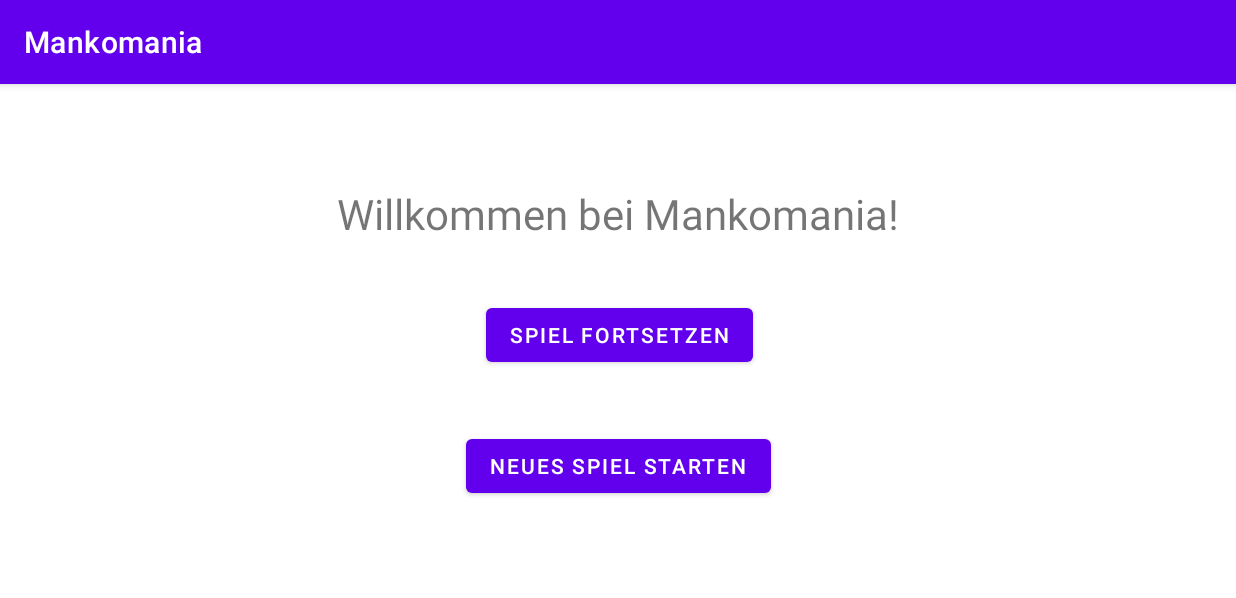
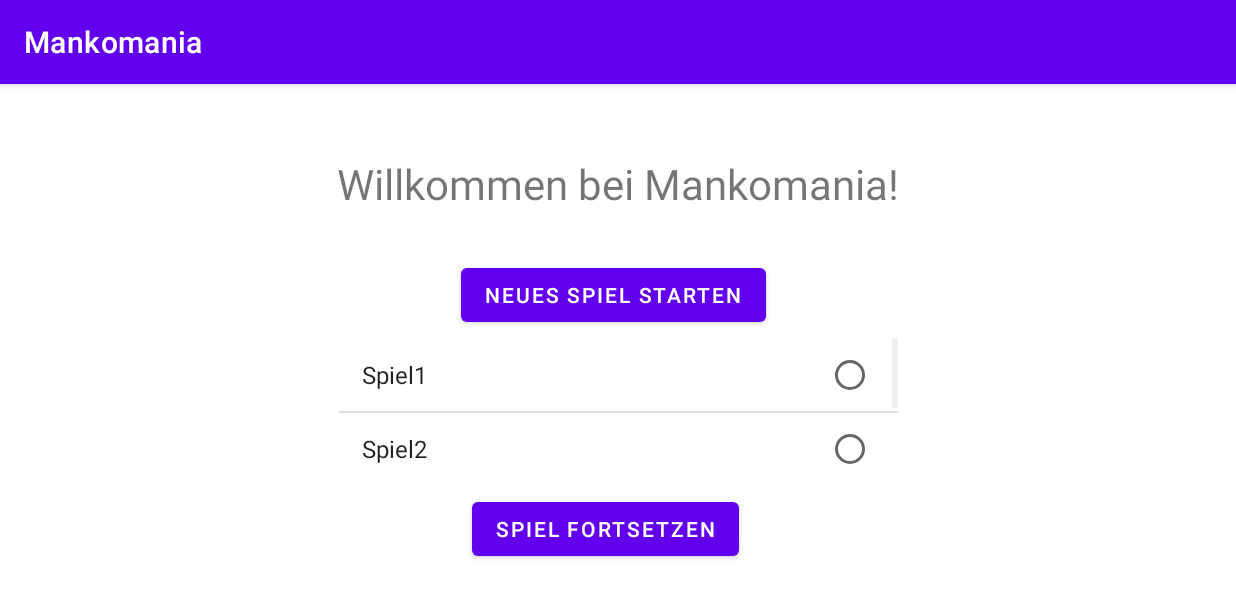
Before and after one commit to se-ii-mankomania/mankomania-app, an Android app: the GameScore screen opened directly, with no data from a screen before it, on a phone screen of 824 x 412 dp (held sideways). Shown: the top 598 px of the screen. Run offline under Robolectric (Android 15) with nearby library versions, the phone set to English and light mode, and no system bars.

Commit message:
Scrollbare Liste für Spiele in Gamescore integrieren
Mithilfe einer ListView kann der Nutzer nun zwischen mehreren Spielen auswählen und diese fortsetzen.

```diff
--- a/app/src/main/java/com/example/mankomania/GameScore.java
+++ b/app/src/main/java/com/example/mankomania/GameScore.java
@@ -3,7 +3,10 @@ package com.example.mankomania;
 import android.content.Intent;
 import android.os.Bundle;
 import android.view.View;
+import android.widget.ArrayAdapter;
 import android.widget.Button;
+import android.widget.ListView;
+import android.widget.Toast;
 
 import androidx.activity.EdgeToEdge;
 import androidx.appcompat.app.AppCompatActivity;
@@ -24,13 +27,29 @@ public class GameScore extends AppCompatActivity {
             return insets;
         });
 
+        ListView listOfGames=findViewById(R.id.GameScore_ListOfGames);
+
+        //TODO DummyData ersetzen
+        String[] dummyGameData={"Spiel1","Spiel2","Spiel3","Spiel4"};
+
+        ArrayAdapter<String> adapter = new ArrayAdapter<>(this,
+                android.R.layout.simple_list_item_single_choice, dummyGameData);
+        listOfGames.setAdapter(adapter);
+
+
         Button resumeGame=findViewById(R.id.GameScore_ResumeGame);
         resumeGame.setOnClickListener(new View.OnClickListener() {
             @Override
             public void onClick(View v) {
-                //TODO Verbindung zu letzter Session herstellen
-                Intent resumeGameIntent=new Intent(GameScore.this, Board.class);
-                startActivity(resumeGameIntent);
+                int checkedPosition=listOfGames.getCheckedItemPosition();
+                if(checkedPosition!=ListView.INVALID_POSITION) {
+                    String selectedGame=(String) listOfGames.getItemAtPosition(checkedPosition);
+                    //TODO selctedGame starten
+                    Intent resumeGameIntent = new Intent(GameScore.this, Board.class);
+                    startActivity(resumeGameIntent);
+                }else{
+                    Toast.makeText(GameScore.this, "Wähle ein Spiel aus.", Toast.LENGTH_SHORT).show();
+                }
             }
         });
 
--- a/app/src/main/res/layout/activity_game_score.xml
+++ b/app/src/main/res/layout/activity_game_score.xml
@@ -11,9 +11,11 @@
         android:id="@+id/GameScore_heading"
         android:layout_width="wrap_content"
         android:layout_height="wrap_content"
-        android:layout_marginTop="67dp"
+        android:layout_marginTop="47dp"
+        android:layout_marginBottom="31dp"
         android:text="@string/gamescore_heading"
         android:textSize="28sp"
+        app:layout_constraintBottom_toTopOf="@+id/GameScore_NewGame"
         app:layout_constraintEnd_toEndOf="parent"
         app:layout_constraintStart_toStartOf="parent"
         app:layout_constraintTop_toTopOf="parent" />
@@ -22,19 +24,33 @@
         android:id="@+id/GameScore_ResumeGame"
         android:layout_width="wrap_content"
         android:layout_height="wrap_content"
-        android:layout_marginStart="13dp"
-        android:layout_marginTop="38dp"
+        android:layout_marginStart="89dp"
+        android:layout_marginBottom="35dp"
         android:text="@string/ResumeGame"
-        app:layout_constraintStart_toStartOf="@+id/GameScore_NewGame"
-        app:layout_constraintTop_toBottomOf="@+id/GameScore_heading" />
+        app:layout_constraintBottom_toBottomOf="parent"
+        app:layout_constraintStart_toStartOf="@+id/GameScore_ListOfGames"
+        app:layout_constraintTop_toBottomOf="@+id/GameScore_ListOfGames" />
 
     <Button
         android:id="@+id/GameScore_NewGame"
         android:layout_width="wrap_content"
         android:layout_height="wrap_content"
-        android:layout_marginTop="39dp"
+        android:layout_marginStart="82dp"
+        android:layout_marginBottom="5dp"
         android:text="@string/StartNewGame"
+        app:layout_constraintBottom_toTopOf="@+id/GameScore_ListOfGames"
+        app:layout_constraintStart_toStartOf="@+id/GameScore_ListOfGames"
+        app:layout_constraintTop_toBottomOf="@+id/GameScore_heading" />
+
+    <ListView
+        android:id="@+id/GameScore_ListOfGames"
+        android:layout_width="373dp"
+        android:layout_height="0dp"
+        android:layout_marginBottom="8dp"
+        android:choiceMode="singleChoice"
+        app:layout_constraintBottom_toTopOf="@+id/GameScore_ResumeGame"
         app:layout_constraintEnd_toEndOf="parent"
         app:layout_constraintStart_toStartOf="parent"
-        app:layout_constraintTop_toBottomOf="@+id/GameScore_ResumeGame" />
+        app:layout_constraintTop_toBottomOf="@+id/GameScore_NewGame" />
+
 </androidx.constraintlayout.widget.ConstraintLayout>
```
